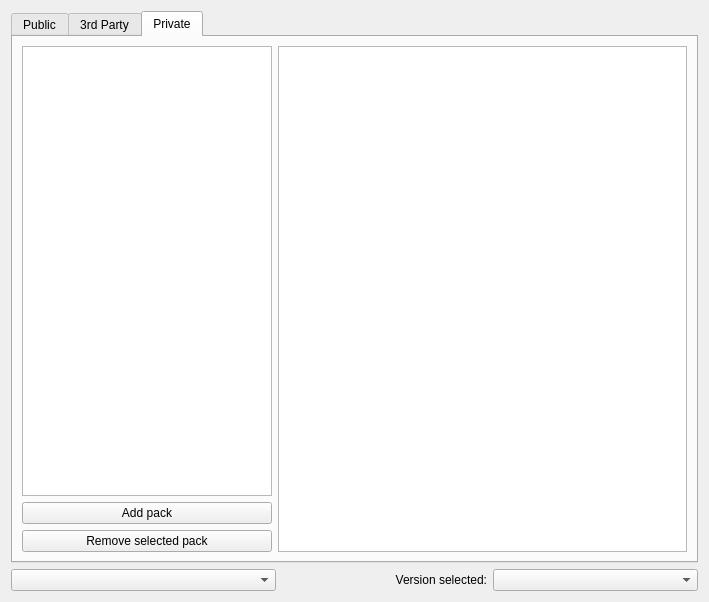
The window that application/pages/modplatform/PMPacksPage.ui (PumpMyKins/MultiMC5) describes before a commit, drawn with Qt 5.
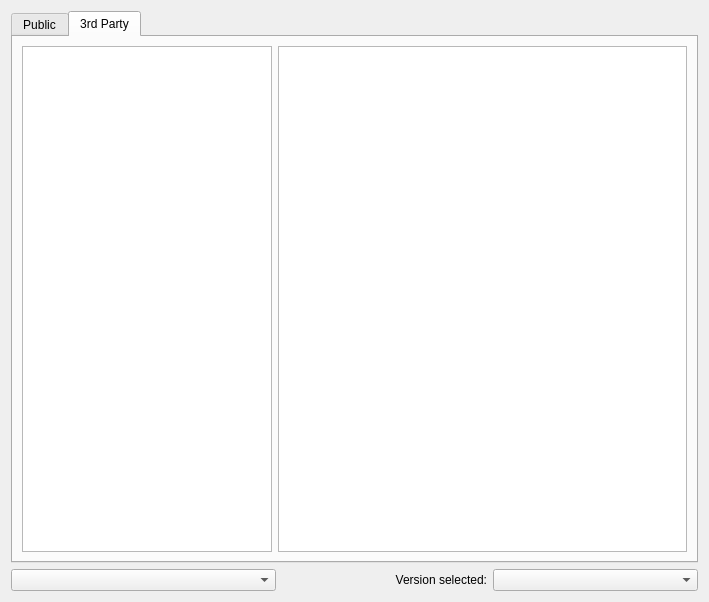
The same window after the commit. The open tabs and pages were chosen to show the change.

Commit message: Remove useless tab in menu

Patch:
```diff
--- a/application/pages/modplatform/PMPacksPage.ui
+++ b/application/pages/modplatform/PMPacksPage.ui
@@ -59,40 +59,6 @@
        </item>
       </layout>
      </widget>
-     <widget class="QWidget" name="tab_3">
-      <attribute name="title">
-       <string>Private</string>
-      </attribute>
-      <layout class="QGridLayout" name="gridLayout_2">
-       <item row="0" column="0">
-        <widget class="QTreeView" name="privatePackList">
-         <property name="maximumSize">
-          <size>
-           <width>250</width>
-           <height>16777215</height>
-          </size>
-         </property>
-        </widget>
-       </item>
-       <item row="1" column="0">
-        <widget class="QPushButton" name="addPackBtn">
-         <property name="text">
-          <string>Add pack</string>
-         </property>
-        </widget>
-       </item>
-       <item row="2" column="0">
-        <widget class="QPushButton" name="removePackBtn">
-         <property name="text">
-          <string>Remove selected pack</string>
-         </property>
-        </widget>
-       </item>
-       <item row="0" column="1" rowspan="3">
-        <widget class="QTextBrowser" name="privatePackDescription"/>
-       </item>
-      </layout>
-     </widget>
     </widget>
    </item>
    <item>
```
Left out of the diff: 2 changed lines with no effect on the pictures. The commit also changes 2 other files.
